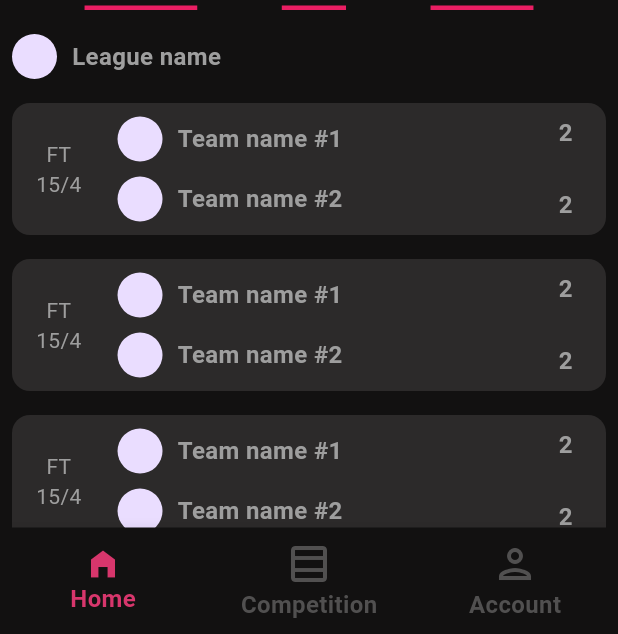
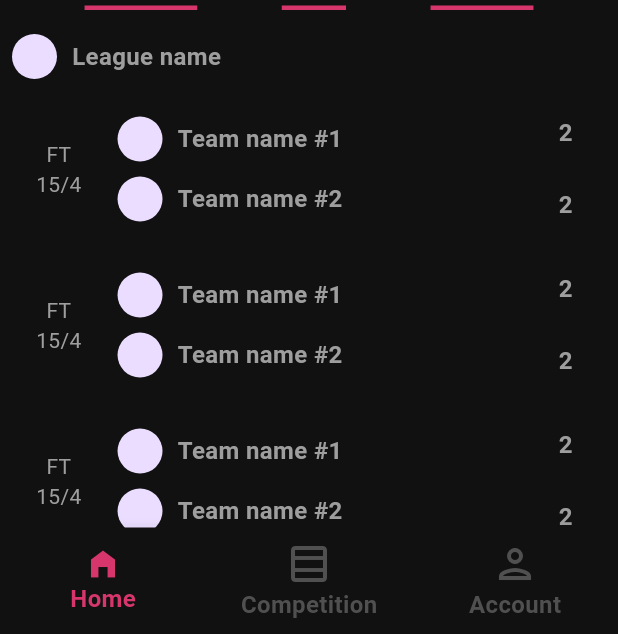
Before and after one commit to kubaolszewski/score_live, a Flutter app: the screen it shows after launch, on a phone screen of 412 x 824 dp, the part 602-1236 px from its top. Run offline on Flutter 3.47's test engine with Material 2 defaults, Android fonts, the phone set to English and light mode, and no system bars; our stand-ins replace firebase_auth, firebase_core, flutter_bloc, flutter_modular; accounts and stored records are empty.

Commit message:
Migrate RGB static colors to separate file

```diff
--- a/lib/app/custom_widgets/custom_app_bar.dart
+++ b/lib/app/custom_widgets/custom_app_bar.dart
@@ -1,4 +1,5 @@
 import 'package:flutter/material.dart';
+import 'package:score_live/presentation/constants/app_colors.dart';
 
 class CustomAppBar extends StatelessWidget implements PreferredSizeWidget {
   const CustomAppBar({
@@ -21,7 +22,7 @@ class CustomAppBar extends StatelessWidget implements PreferredSizeWidget {
       title: title,
       centerTitle: false,
       leading: leading,
-      backgroundColor: const Color.fromARGB(255, 18, 17, 17),
+      backgroundColor: AppColors.backgroundBlack,
       actions: actions != null && (actions?.isNotEmpty ?? false)
           ? [
               Padding(
--- a/lib/app/custom_widgets/live_match_tile.dart
+++ b/lib/app/custom_widgets/live_match_tile.dart
@@ -1,6 +1,7 @@
 import 'package:flutter/material.dart';
 import 'package:flutter_modular/flutter_modular.dart';
 import 'package:score_live/app/features/home/home_module.dart';
+import 'package:score_live/presentation/constants/app_colors.dart';
 
 class LiveMatchTile extends StatefulWidget {
   const LiveMatchTile({
@@ -18,7 +19,7 @@ class _LiveMatchTileState extends State<LiveMatchTile> {
       padding: const EdgeInsets.all(8.0),
       child: Container(
         decoration: BoxDecoration(
-          color: const Color.fromARGB(255, 44, 42, 42),
+          color: AppColors.listTileGrey,
           borderRadius: BorderRadius.circular(12),
         ),
         child: Padding(
@@ -52,7 +53,7 @@ class _LiveMatchTileState extends State<LiveMatchTile> {
                     width: 50,
                     decoration: BoxDecoration(
                       borderRadius: BorderRadius.circular(24),
-                      color: const Color.fromARGB(255, 215, 235, 216),
+                      color: AppColors.liveTimerBackground,
                     ),
                     child: const Row(
                       mainAxisAlignment: MainAxisAlignment.spaceAround,
@@ -102,7 +103,7 @@ class _LiveMatchTileState extends State<LiveMatchTile> {
                   shape: RoundedRectangleBorder(
                     borderRadius: BorderRadius.circular(12),
                   ),
-                  backgroundColor: const Color.fromARGB(255, 215, 54, 108),
+                  backgroundColor: AppColors.mainThemePink,
                 ),
                 onPressed: () {
                   Modular.to.pushNamed(HomePath.matchDetailsPath);
--- a/lib/app/custom_widgets/wide_match_tile.dart
+++ b/lib/app/custom_widgets/wide_match_tile.dart
@@ -1,4 +1,5 @@
 import 'package:flutter/material.dart';
+import 'package:score_live/presentation/constants/app_colors.dart';
 
 class WideMatchListTile extends StatelessWidget {
   const WideMatchListTile({
@@ -11,7 +12,7 @@ class WideMatchListTile extends StatelessWidget {
       padding: const EdgeInsets.all(8.0),
       child: Container(
         decoration: BoxDecoration(
-          color: const Color.fromARGB(255, 44, 42, 42),
+          color: AppColors.backgroundBlack,
           borderRadius: BorderRadius.circular(12),
         ),
         child: const Row(
--- a/lib/app/features/account/account.dart
+++ b/lib/app/features/account/account.dart
@@ -1,5 +1,6 @@
 import 'package:flutter/material.dart';
 import 'package:score_live/app/custom_widgets/custom_app_bar.dart';
+import 'package:score_live/presentation/constants/app_colors.dart';
 
 class AccountScreen extends StatelessWidget {
   const AccountScreen({
@@ -9,7 +10,7 @@ class AccountScreen extends StatelessWidget {
   @override
   Widget build(BuildContext context) {
     return const Scaffold(
-      backgroundColor: Color.fromARGB(255, 18, 17, 17),
+      backgroundColor: AppColors.backgroundBlack,
       appBar: CustomAppBar(
           title: Text(
         'My Account',
--- a/lib/app/features/competiton/competition.dart
+++ b/lib/app/features/competiton/competition.dart
@@ -1,5 +1,6 @@
 import 'package:flutter/material.dart';
 import 'package:score_live/app/custom_widgets/custom_app_bar.dart';
+import 'package:score_live/presentation/constants/app_colors.dart';
 
 class CompetitionScreen extends StatelessWidget {
   const CompetitionScreen({
@@ -9,7 +10,7 @@ class CompetitionScreen extends StatelessWidget {
   @override
   Widget build(BuildContext context) {
     return const Scaffold(
-      backgroundColor: Color.fromARGB(255, 18, 17, 17),
+      backgroundColor: AppColors.backgroundBlack,
       appBar: CustomAppBar(
         title: Text(
           'Browse Competition',
--- a/lib/app/features/home/home.dart
+++ b/lib/app/features/home/home.dart
@@ -7,6 +7,7 @@ import 'package:score_live/app/features/home/cubit/home_cubit.dart';
 import 'package:score_live/app/features/home/home_details/favorites_details.dart';
 import 'package:score_live/app/features/home/home_details/score_details.dart';
 import 'package:score_live/app/features/home/home_details/upcoming_details.dart';
+import 'package:score_live/presentation/constants/app_colors.dart';
 
 class HomeScreen extends StatelessWidget {
   const HomeScreen({
@@ -18,7 +19,7 @@ class HomeScreen extends StatelessWidget {
     return BlocProvider(
       create: (context) => HomeCubit(),
       child: Scaffold(
-        backgroundColor: const Color.fromARGB(255, 18, 17, 17),
+        backgroundColor: AppColors.backgroundBlack,
         appBar: CustomAppBar(
           title: const Text(
             'scorelive',
@@ -84,7 +85,7 @@ class HomeScreen extends StatelessWidget {
                       child: const Text(
                         'See more',
                         style: TextStyle(
-                          color: Color.fromARGB(255, 215, 54, 108),
+                          color: AppColors.mainThemePink,
                           fontSize: 16,
                           fontWeight: FontWeight.bold,
                         ),
@@ -156,7 +157,7 @@ class _HomeOptionsTapBar extends StatelessWidget {
                   border: Border(
                       bottom: BorderSide(
                 width: 3.0,
-                color: Colors.pink,
+                color: AppColors.mainThemePink,
               ))),
               child: const Text(
                 'Upcoming',
@@ -174,7 +175,7 @@ class _HomeOptionsTapBar extends StatelessWidget {
                   border: Border(
                       bottom: BorderSide(
                 width: 3.0,
-                color: Colors.pink,
+                color: AppColors.mainThemePink,
               ))),
               child: const Text(
                 'Score',
@@ -192,7 +193,7 @@ class _HomeOptionsTapBar extends StatelessWidget {
                   border: Border(
                       bottom: BorderSide(
                 width: 3.0,
-                color: Colors.pink,
+                color: AppColors.mainThemePink,
               ))),
               child: const Text(
                 'Favorites',
--- a/lib/app/features/home/match_details/match_details.dart
+++ b/lib/app/features/home/match_details/match_details.dart
@@ -8,6 +8,7 @@ import 'package:score_live/app/features/home/match_details/match_details_screens
 import 'package:score_live/app/features/home/match_details/match_details_screens.dart/match_standings_view.dart';
 import 'package:score_live/app/features/home/match_details/match_details_screens.dart/match_stats_view.dart';
 import 'package:score_live/app/features/home/match_details/match_details_screens.dart/match_summary_view.dart';
+import 'package:score_live/presentation/constants/app_colors.dart';
 
 class MatchDetails extends StatelessWidget {
   const MatchDetails({super.key});
@@ -19,7 +20,7 @@ class MatchDetails extends StatelessWidget {
     return BlocProvider(
       create: (context) => HomeCubit(),
       child: Scaffold(
-        backgroundColor: const Color.fromARGB(255, 18, 17, 17),
+        backgroundColor: AppColors.backgroundBlack,
         appBar: CustomAppBar(
           title: _detailsTitle,
           leading: IconButton(
@@ -40,7 +41,7 @@ class MatchDetails extends StatelessWidget {
                 padding: const EdgeInsets.all(8.0),
                 child: Container(
                   decoration: BoxDecoration(
-                    color: const Color.fromARGB(255, 44, 42, 42),
+                    color: AppColors.listTileGrey,
                     borderRadius: BorderRadius.circular(12),
                   ),
                   child: Padding(
@@ -68,7 +69,7 @@ class MatchDetails extends StatelessWidget {
                               width: 50,
                               decoration: BoxDecoration(
                                 borderRadius: BorderRadius.circular(24),
-                                color: const Color.fromARGB(255, 215, 235, 216),
+                                color: AppColors.liveTimerBackground,
                               ),
                               child: const Row(
                                 mainAxisAlignment: MainAxisAlignment.spaceAround,
@@ -158,7 +159,6 @@ class MatchDetails extends StatelessWidget {
     );
   }
 }
-
 
 class _MatchDetailsTapBar extends StatelessWidget {
   const _MatchDetailsTapBar();
--- a/lib/app/features/landing/landing.dart
+++ b/lib/app/features/landing/landing.dart
@@ -3,6 +3,7 @@ import 'package:flutter_bloc/flutter_bloc.dart';
 import 'package:flutter_modular/flutter_modular.dart';
 import 'package:score_live/app/features/landing/cubit/landing_cubit.dart';
 import 'package:score_live/app/features/landing/landing_module.dart';
+import 'package:score_live/presentation/constants/app_colors.dart';
 
 class LandingScreen extends StatefulWidget {
   const LandingScreen({
@@ -28,7 +29,7 @@ class _LandingScreenState extends State<LandingScreen> {
         listener: _landingScreenListener,
         builder: (context, state) {
           return Scaffold(
-            backgroundColor: const Color.fromARGB(255, 18, 17, 17),
+            backgroundColor: AppColors.backgroundBlack,
             body: const RouterOutlet(),
             bottomNavigationBar: BottomNavigationBar(
               currentIndex: state.currentIndex,
@@ -50,14 +51,13 @@ class _LandingScreenState extends State<LandingScreen> {
                   label: 'Account',
                 ),
               ],
-              backgroundColor: const Color.fromARGB(255, 18, 17, 17),
+              backgroundColor: AppColors.backgroundBlack,
               selectedFontSize: 16,
               unselectedFontSize: 16,
               selectedLabelStyle: const TextStyle(fontWeight: FontWeight.bold, color: Colors.white),
-              unselectedLabelStyle:
-                  const TextStyle(fontWeight: FontWeight.bold, color: Color.fromARGB(255, 81, 80, 80)),
-              selectedItemColor: const Color.fromARGB(255, 215, 54, 108),
-              unselectedItemColor: const Color.fromARGB(255, 81, 80, 80),
+              unselectedLabelStyle: const TextStyle(fontWeight: FontWeight.bold, color: AppColors.unselectedItemGrey),
+              selectedItemColor: AppColors.mainThemePink,
+              unselectedItemColor: AppColors.unselectedItemGrey,
             ),
           );
         },
--- /dev/null
+++ b/lib/presentation/constants/app_colors.dart
@@ -0,0 +1,9 @@
+import 'package:flutter/material.dart';
+
+abstract class AppColors {
+  static const backgroundBlack = Color.fromARGB(255, 18, 17, 17);
+  static const unselectedItemGrey = Color.fromARGB(255, 81, 80, 80);
+  static const mainThemePink = Color.fromARGB(255, 215, 54, 108);
+  static const listTileGrey =  Color.fromARGB(255, 44, 42, 42);
+  static const liveTimerBackground =  Color.fromARGB(255, 215, 235, 216);
+}
```
